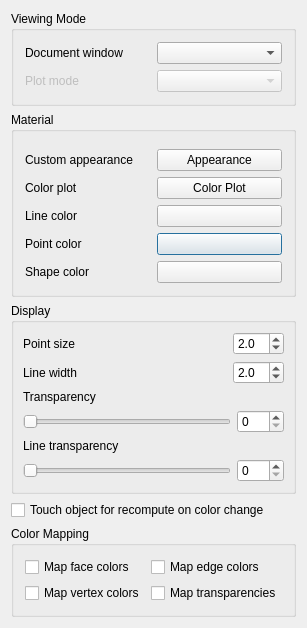
Old version of the form src/Mod/Material/Gui/DlgDisplayProperties.ui in the repository realthunder/FreeCAD.
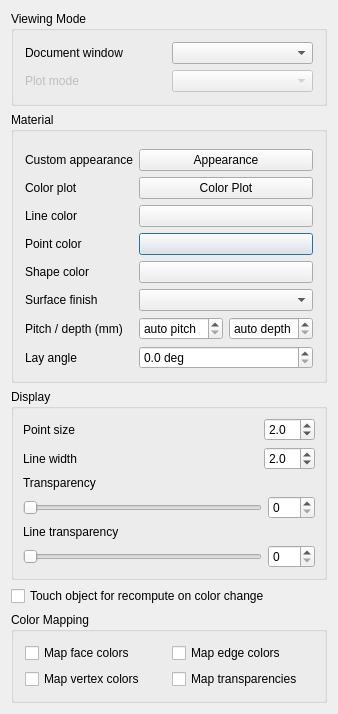
New version of the form. Custom widgets are drawn as their Qt base class.

Commit message: Gui: the appearance owns the surface finish and the PBR pair

Diff of the .ui file:
```diff
--- a/src/Mod/Material/Gui/DlgDisplayProperties.ui
+++ b/src/Mod/Material/Gui/DlgDisplayProperties.ui
@@ -427,6 +427,97 @@
           </property>
          </widget>
         </item>
+        <item row="5" column="0">
+         <widget class="QLabel" name="labelFinish">
+          <property name="text">
+           <string>Surface finish</string>
+          </property>
+         </widget>
+        </item>
+        <item row="5" column="1">
+         <widget class="QComboBox" name="comboFinish">
+          <property name="toolTip">
+           <string>The machining the surface was given, shaded as relief.
+Pick a preset, then size it below.</string>
+          </property>
+         </widget>
+        </item>
+        <item row="6" column="0">
+         <widget class="QLabel" name="labelFinishSize">
+          <property name="text">
+           <string>Pitch / depth (mm)</string>
+          </property>
+         </widget>
+        </item>
+        <item row="6" column="1">
+         <layout class="QHBoxLayout" name="layoutFinishSize">
+          <item>
+           <widget class="QDoubleSpinBox" name="spinFinishPitch">
+            <property name="toolTip">
+             <string>Feature spacing in millimetres; 0 = the size this pattern has on a real part</string>
+            </property>
+            <property name="specialValueText">
+             <string>auto pitch</string>
+            </property>
+            <property name="decimals">
+             <number>3</number>
+            </property>
+            <property name="maximum">
+             <double>10000.000000000000000</double>
+            </property>
+            <property name="singleStep">
+             <double>0.050000000000000</double>
+            </property>
+           </widget>
+          </item>
+          <item>
+           <widget class="QDoubleSpinBox" name="spinFinishDepth">
+            <property name="toolTip">
+             <string>Peak to valley in millimetres; 0 = automatic (a fraction of the pitch)</string>
+            </property>
+            <property name="specialValueText">
+             <string>auto depth</string>
+            </property>
+            <property name="decimals">
+             <number>3</number>
+            </property>
+            <property name="maximum">
+             <double>10000.000000000000000</double>
+            </property>
+            <property name="singleStep">
+             <double>0.010000000000000</double>
+            </property>
+           </widget>
+          </item>
+         </layout>
+        </item>
+        <item row="7" column="0">
+         <widget class="QLabel" name="labelFinishAngle">
+          <property name="text">
+           <string>Lay angle</string>
+          </property>
+         </widget>
+        </item>
+        <item row="7" column="1">
+         <widget class="QDoubleSpinBox" name="spinFinishAngle">
+          <property name="toolTip">
+           <string>Direction of the pattern's lay; a lay has an axis, not a
+direction, so it wraps at 180 degrees</string>
+          </property>
+          <property name="suffix">
+           <string notr="true"> deg</string>
+          </property>
+          <property name="decimals">
+           <number>1</number>
+          </property>
+          <property name="maximum">
+           <double>180.000000000000000</double>
+          </property>
+          <property name="singleStep">
+           <double>5.000000000000000</double>
+          </property>
+         </widget>
+        </item>
        </layout>
       </item>
       <item row="0" column="0">
```
The commit also changes 4 other files.
